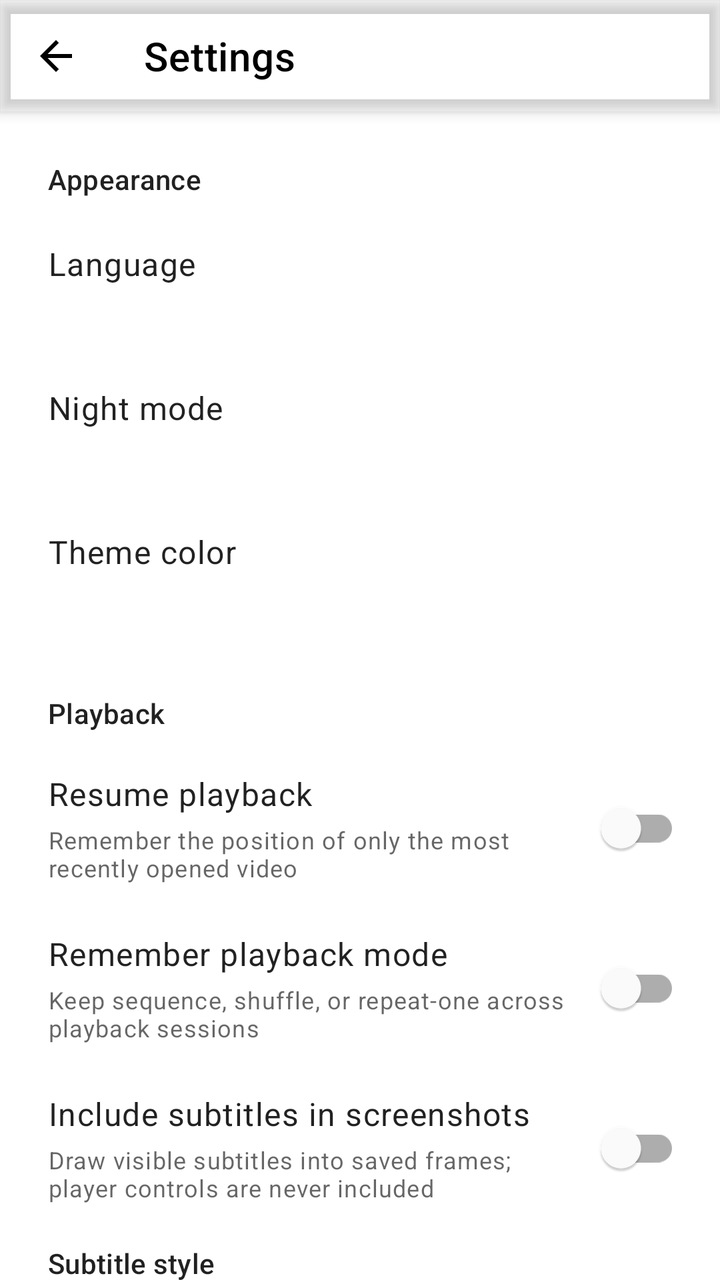
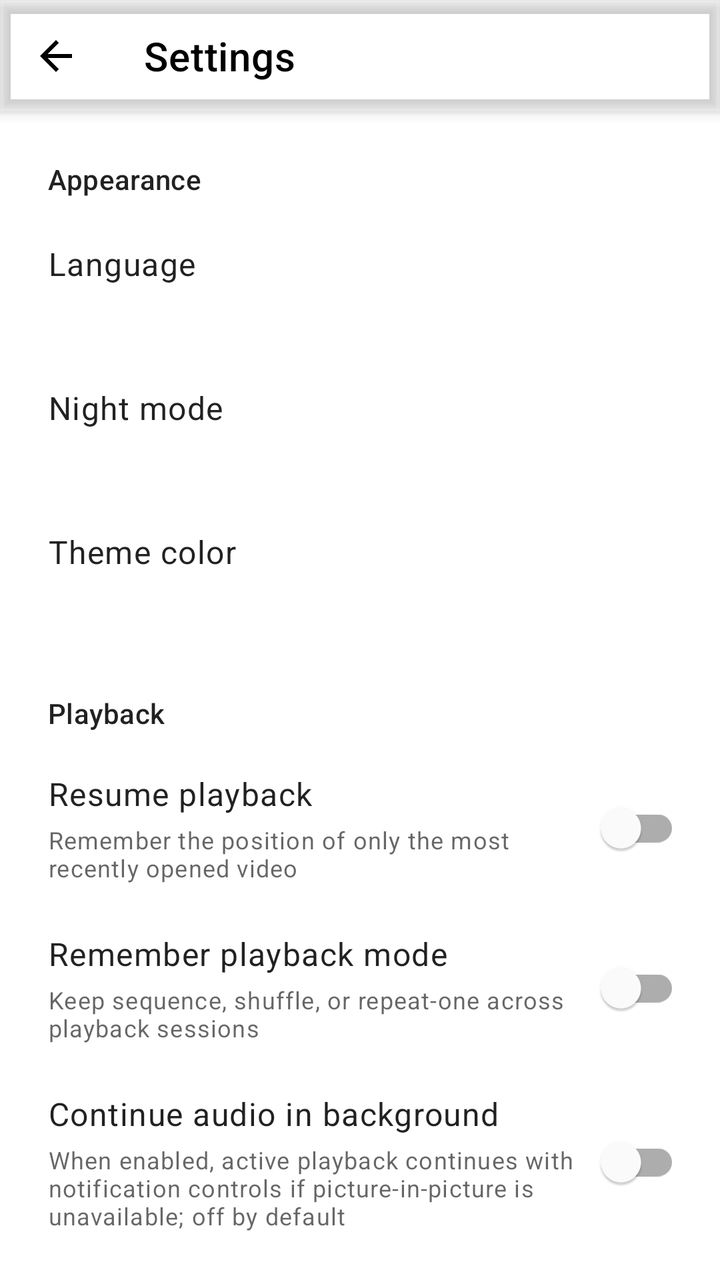

The first picture is an Android layout as it rendered before a commit; the second is the same layout after the commit. The layout source and the unified diff follow.
<!-- AndroidManifest.xml: activity theme AppTheme -->
<!-- res/layout/activity_settings.xml -->
<?xml version="1.0" encoding="utf-8"?>
<LinearLayout xmlns:android="http://schemas.android.com/apk/res/android"
    xmlns:app="http://schemas.android.com/apk/res-auto"
    android:id="@+id/settings_root"
    android:layout_width="match_parent"
    android:layout_height="match_parent"
    android:orientation="vertical">

    <com.google.android.material.appbar.MaterialToolbar
        android:id="@+id/toolbar"
        android:layout_width="match_parent"
        android:layout_height="?attr/actionBarSize"
        android:elevation="4dp"
        android:theme="@style/AppTheme.Toolbar"
        app:navigationContentDescription="@string/action_back"
        app:navigationIcon="@drawable/ic_arrow_back"
        app:title="@string/settings_title" />

    <androidx.core.widget.NestedScrollView
        android:layout_width="match_parent"
        android:layout_height="0dp"
        android:layout_weight="1"
        android:fillViewport="true">

        <LinearLayout
            android:id="@+id/settings_content"
            android:layout_width="match_parent"
            android:layout_height="wrap_content"
            android:orientation="vertical"
            android:paddingBottom="24dp">

            <TextView
                android:id="@+id/appearance_section"
                style="@style/SettingsSectionTitle"
                android:text="@string/settings_section_appearance" />

            <LinearLayout
                android:id="@+id/language_setting"
                style="@style/SettingsClickableRow">

                <TextView
                    android:id="@+id/language_title"
                    style="@style/SettingsRowTitle"
                    android:text="@string/setting_language" />

                <TextView
                    android:id="@+id/language_summary"
                    style="@style/SettingsRowSummary" />

            </LinearLayout>

            <LinearLayout
                android:id="@+id/night_mode_setting"
                style="@style/SettingsClickableRow">

                <TextView
                    android:id="@+id/night_mode_title"
                    style="@style/SettingsRowTitle"
                    android:text="@string/setting_night_mode" />

                <TextView
                    android:id="@+id/night_mode_summary"
                    style="@style/SettingsRowSummary" />

            </LinearLayout>

            <LinearLayout
                android:id="@+id/theme_color_setting"
                style="@style/SettingsClickableRow">

                <TextView
                    android:id="@+id/theme_color_title"
                    style="@style/SettingsRowTitle"
                    android:text="@string/setting_theme_color" />

                <TextView
                    android:id="@+id/theme_color_summary"
                    style="@style/SettingsRowSummary" />

            </LinearLayout>

            <TextView
                android:id="@+id/playback_section"
                style="@style/SettingsSectionTitle"
                android:text="@string/settings_section_playback" />

            <LinearLayout
                android:id="@+id/remember_position_setting"
                style="@style/SettingsSwitchRow">

                <LinearLayout
                    android:layout_width="0dp"
                    android:layout_height="wrap_content"
                    android:layout_weight="1"
                    android:orientation="vertical">

                    <TextView
                        android:id="@+id/remember_position_title"
                        style="@style/SettingsRowTitle"
                        android:text="@string/setting_resume_playback" />

                    <TextView
                        android:id="@+id/remember_position_summary"
                        style="@style/SettingsRowSummary"
                        android:text="@string/setting_resume_playback_summary" />

                </LinearLayout>

                <com.google.android.material.switchmaterial.SwitchMaterial
                    android:id="@+id/remember_position_switch"
                    android:layout_width="wrap_content"
                    android:layout_height="wrap_content"
                    android:clickable="false"
                    android:focusable="false"
                    android:textOff=""
                    android:textOn=""
                    app:showText="false" />

            </LinearLayout>

            <LinearLayout
                android:id="@+id/remember_playback_mode_setting"
                style="@style/SettingsSwitchRow">

                <LinearLayout
                    android:layout_width="0dp"
                    android:layout_height="wrap_content"
                    android:layout_weight="1"
                    android:orientation="vertical">

                    <TextView
                        android:id="@+id/remember_playback_mode_title"
                        style="@style/SettingsRowTitle"
                        android:text="@string/setting_remember_playback_mode" />

                    <TextView
                        android:id="@+id/remember_playback_mode_summary"
                        style="@style/SettingsRowSummary"
                        android:text="@string/setting_remember_playback_mode_summary" />

                </LinearLayout>

                <com.google.android.material.switchmaterial.SwitchMaterial
                    android:id="@+id/remember_playback_mode_switch"
                    android:layout_width="wrap_content"
                    android:layout_height="wrap_content"
                    android:clickable="false"
                    android:focusable="false"
                    android:textOff=""
                    android:textOn=""
                    app:showText="false" />

            </LinearLayout>

            <LinearLayout
                android:id="@+id/include_subtitles_in_screenshot_setting"
                style="@style/SettingsSwitchRow">

                <LinearLayout
                    android:layout_width="0dp"
                    android:layout_height="wrap_content"
                    android:layout_weight="1"
                    android:orientation="vertical">

                    <TextView
                        android:id="@+id/include_subtitles_in_screenshot_title"
                        style="@style/SettingsRowTitle"
                        android:text="@string/setting_include_subtitles_in_screenshot" />

                    <TextView
                        android:id="@+id/include_subtitles_in_screenshot_summary"
                        style="@style/SettingsRowSummary"
                        android:text="@string/setting_include_subtitles_in_screenshot_summary" />

                </LinearLayout>

                <com.google.android.material.switchmaterial.SwitchMaterial
                    android:id="@+id/include_subtitles_in_screenshot_switch"
                    android:layout_width="wrap_content"
                    android:layout_height="wrap_content"
                    android:clickable="false"
                    android:focusable="false"
                    android:textOff=""
                    android:textOn=""
                    app:showText="false" />

            </LinearLayout>

            <TextView
                android:id="@+id/subtitle_style_section"
                style="@style/SettingsSectionTitle"
                android:paddingTop="8dp"
                android:text="@string/settings_section_subtitle_style" />

            <FrameLayout
                android:id="@+id/subtitle_preview_panel"
                android:layout_width="match_parent"
                android:layout_height="104dp"
                android:layout_marginStart="24dp"
                android:layout_marginTop="4dp"
                android:layout_marginEnd="24dp"
                android:layout_marginBottom="8dp"
                android:background="@android:color/black"
                android:contentDescription="@string/subtitle_preview_description">

                <androidx.media3.ui.SubtitleView
                    android:id="@+id/subtitle_preview"
                    android:layout_width="match_parent"
                    android:layout_height="match_parent"
                    android:importantForAccessibility="no" />

            </FrameLayout>

            <LinearLayout
                android:id="@+id/subtitle_text_size_setting"
                style="@style/SettingsClickableRow">

                <TextView
                    android:id="@+id/subtitle_text_size_title"
                    style="@style/SettingsRowTitle"
                    android:text="@string/setting_subtitle_text_size" />

                <TextView
                    android:id="@+id/subtitle_text_size_summary"
                    style="@style/SettingsRowSummary" />

            </LinearLayout>

            <LinearLayout
                android:id="@+id/subtitle_foreground_setting"
                style="@style/SettingsClickableRow">

                <TextView
                    android:id="@+id/subtitle_foreground_title"
                    style="@style/SettingsRowTitle"
                    android:text="@string/setting_subtitle_foreground" />

                <TextView
                    android:id="@+id/subtitle_foreground_summary"
                    style="@style/SettingsRowSummary" />

            </LinearLayout>

            <LinearLayout
                android:id="@+id/subtitle_background_setting"
                style="@style/SettingsClickableRow">

                <TextView
                    android:id="@+id/subtitle_background_title"
                    style="@style/SettingsRowTitle"
                    android:text="@string/setting_subtitle_background" />

                <TextView
                    android:id="@+id/subtitle_background_summary"
                    style="@style/SettingsRowSummary" />

            </LinearLayout>

            <LinearLayout
                android:id="@+id/subtitle_bottom_margin_setting"
                style="@style/SettingsClickableRow">

                <TextView
                    android:id="@+id/subtitle_bottom_margin_title"
                    style="@style/SettingsRowTitle"
                    android:text="@string/setting_subtitle_bottom_margin" />

                <TextView
                    android:id="@+id/subtitle_bottom_margin_summary"
                    style="@style/SettingsRowSummary" />

            </LinearLayout>

            <TextView
                android:id="@+id/updates_section"
                style="@style/SettingsSectionTitle"
                android:text="@string/settings_section_updates" />

            <LinearLayout
                android:id="@+id/check_update_setting"
                style="@style/SettingsClickableRow">

                <TextView
                    android:id="@+id/check_update_title"
                    style="@style/SettingsRowTitle"
                    android:text="@string/setting_check_updates" />

                <TextView
                    android:id="@+id/check_update_summary"
                    style="@style/SettingsRowSummary"
                    android:text="@string/setting_check_updates_summary" />

            </LinearLayout>

            <LinearLayout
                android:id="@+id/auto_update_setting"
                style="@style/SettingsSwitchRow">

                <LinearLayout
                    android:layout_width="0dp"
                    android:layout_height="wrap_content"
                    android:layout_weight="1"
                    android:orientation="vertical">

                    <TextView
                        android:id="@+id/auto_update_title"
                        style="@style/SettingsRowTitle"
                        android:text="@string/setting_auto_check_updates" />

                    <TextView
                        android:id="@+id/auto_update_summary"
                        style="@style/SettingsRowSummary"
                        android:text="@string/setting_auto_check_updates_summary" />

                </LinearLayout>

                <com.google.android.material.switchmaterial.SwitchMaterial
                    android:id="@+id/auto_update_switch"
                    android:layout_width="wrap_content"
                    android:layout_height="wrap_content"
                    android:clickable="false"
                    android:focusable="false"
                    android:textOff=""
                    android:textOn=""
                    app:showText="false" />

            </LinearLayout>

            <LinearLayout
                android:id="@+id/ignored_updates_setting"
                style="@style/SettingsClickableRow">

                <TextView
                    android:id="@+id/ignored_updates_title"
                    style="@style/SettingsRowTitle"
                    android:text="@string/setting_manage_ignored_updates" />

                <TextView
                    android:id="@+id/ignored_updates_summary"
                    style="@style/SettingsRowSummary" />

            </LinearLayout>

            <LinearLayout
                android:id="@+id/release_history_setting"
                style="@style/SettingsClickableRow">

                <TextView
                    android:id="@+id/release_history_title"
                    style="@style/SettingsRowTitle"
                    android:text="@string/setting_release_history" />

                <TextView
                    android:id="@+id/release_history_summary"
                    style="@style/SettingsRowSummary"
                    android:text="@string/setting_release_history_summary" />

            </LinearLayout>

            <TextView
                android:id="@+id/about_section"
                style="@style/SettingsSectionTitle"
                android:text="@string/settings_section_about" />

            <LinearLayout
                android:id="@+id/about_setting"
                style="@style/SettingsClickableRow">

                <TextView
                    android:id="@+id/about_title"
                    style="@style/SettingsRowTitle"
                    android:text="@string/setting_about" />

                <TextView
                    android:id="@+id/about_summary"
                    style="@style/SettingsRowSummary"
                    android:text="@string/setting_about_summary" />

            </LinearLayout>

        </LinearLayout>

    </androidx.core.widget.NestedScrollView>

</LinearLayout>
<!-- resources referenced by this layout -->
<resources>
  <!-- drawable ic_arrow_back (drawable) -->
  <?xml version="1.0" encoding="utf-8"?>
  <vector xmlns:android="http://schemas.android.com/apk/res/android"
      android:width="24dp"
      android:height="24dp"
      android:viewportWidth="24"
      android:viewportHeight="24">
      <path
          android:fillColor="@color/toolbar_text"
          android:pathData="M20,11L7.83,11l5.59,-5.59L12,4l-8,8 8,8 1.42,-1.41L7.83,13L20,13z" />
  </vector>
  <string name="action_back">Back</string>
  <string name="setting_about">About the app and developer</string>
  <string name="setting_about_summary">Version, project, developer, and license information</string>
  <string name="setting_auto_check_updates">Automatically check for updates</string>
  <string name="setting_auto_check_updates_summary">Check at most once a day when the app is opened</string>
  <string name="setting_check_updates">Check for updates</string>
  <string name="setting_check_updates_summary">Check the latest published version now</string>
  <string name="setting_include_subtitles_in_screenshot">Include subtitles in screenshots</string>
  <string name="setting_include_subtitles_in_screenshot_summary">Draw visible subtitles into saved frames; player controls are never included</string>
  <string name="setting_language">Language</string>
  <string name="setting_manage_ignored_updates">Manage ignored updates</string>
  <string name="setting_night_mode">Night mode</string>
  <string name="setting_release_history">Release history</string>
  <string name="setting_release_history_summary">Read the changelog included with this version</string>
  <string name="setting_remember_playback_mode">Remember playback mode</string>
  <string name="setting_remember_playback_mode_summary">Keep sequence, shuffle, or repeat-one across playback sessions</string>
  <string name="setting_resume_playback">Resume playback</string>
  <string name="setting_resume_playback_summary">Remember the position of only the most recently opened video</string>
  <string name="setting_subtitle_background">Background</string>
  <string name="setting_subtitle_bottom_margin">Bottom margin</string>
  <string name="setting_subtitle_foreground">Text color</string>
  <string name="setting_subtitle_text_size">Text size</string>
  <string name="setting_theme_color">Theme color</string>
  <string name="settings_section_about">About</string>
  <string name="settings_section_appearance">Appearance</string>
  <string name="settings_section_playback">Playback</string>
  <string name="settings_section_subtitle_style">Subtitle style</string>
  <string name="settings_section_updates">Updates</string>
  <string name="settings_title">Settings</string>
  <string name="subtitle_preview_description">Subtitle style preview</string>
  <style name="AppTheme.Toolbar" parent="ThemeOverlay.MaterialComponents.Dark.ActionBar">
          <item name="android:textColorPrimary">@color/toolbar_text</item>
      </style>
  <style name="SettingsRowSummary" parent="TextAppearance.MaterialComponents.Caption">
          <item name="android:layout_width">match_parent</item>
          <item name="android:layout_height">wrap_content</item>
          <item name="android:layout_marginTop">4dp</item>
      </style>
  <style name="SettingsRowTitle" parent="TextAppearance.MaterialComponents.Body1">
          <item name="android:layout_width">match_parent</item>
          <item name="android:layout_height">wrap_content</item>
      </style>
  <color name="toolbar_text">#FF000000</color>
  <color name="color_primary">#FFFFDEAD</color>
  <color name="color_primary_dark">#FFFFDEAD</color>
  <color name="color_secondary">#FFFFDEAD</color>
  <color name="window_background">#FFFFFFFF</color>
  <!-- unchanged entries left out for length: 4 -->
</resources>

<!-- the commit's change to res/layout/activity_settings.xml (unified diff, before → after) -->
@@ -9,8 +9,9 @@
     <com.google.android.material.appbar.MaterialToolbar
         android:id="@+id/toolbar"
         android:layout_width="match_parent"
-        android:layout_height="?attr/actionBarSize"
+        android:layout_height="wrap_content"
         android:elevation="4dp"
+        android:minHeight="?attr/actionBarSize"
         android:theme="@style/AppTheme.Toolbar"
         app:navigationContentDescription="@string/action_back"
         app:navigationIcon="@drawable/ic_arrow_back"
@@ -142,6 +143,40 @@
 
                 <com.google.android.material.switchmaterial.SwitchMaterial
                     android:id="@+id/remember_playback_mode_switch"
+                    android:layout_width="wrap_content"
+                    android:layout_height="wrap_content"
+                    android:clickable="false"
+                    android:focusable="false"
+                    android:textOff=""
+                    android:textOn=""
+                    app:showText="false" />
+
+            </LinearLayout>
+
+            <LinearLayout
+                android:id="@+id/continue_audio_in_background_setting"
+                style="@style/SettingsSwitchRow">
+
+                <LinearLayout
+                    android:layout_width="0dp"
+                    android:layout_height="wrap_content"
+                    android:layout_weight="1"
+                    android:orientation="vertical">
+
+                    <TextView
+                        android:id="@+id/continue_audio_in_background_title"
+                        style="@style/SettingsRowTitle"
+                        android:text="@string/setting_continue_audio_in_background" />
+
+                    <TextView
+                        android:id="@+id/continue_audio_in_background_summary"
+                        style="@style/SettingsRowSummary"
+                        android:text="@string/setting_continue_audio_in_background_summary" />
+
+                </LinearLayout>
+
+                <com.google.android.material.switchmaterial.SwitchMaterial
+                    android:id="@+id/continue_audio_in_background_switch"
                     android:layout_width="wrap_content"
                     android:layout_height="wrap_content"
                     android:clickable="false"
<!-- resource entries referenced after the edit -->
@@ -18,6 +18,8 @@
   <string name="setting_auto_check_updates_summary">Check at most once a day when the app is opened</string>
   <string name="setting_check_updates">Check for updates</string>
   <string name="setting_check_updates_summary">Check the latest published version now</string>
+  <string name="setting_continue_audio_in_background">Continue audio in background</string>
+  <string name="setting_continue_audio_in_background_summary">When enabled, active playback continues with notification controls if picture-in-picture is unavailable; off by default</string>
   <string name="setting_include_subtitles_in_screenshot">Include subtitles in screenshots</string>
   <string name="setting_include_subtitles_in_screenshot_summary">Draw visible subtitles into saved frames; player controls are never included</string>
   <string name="setting_language">Language</string>
